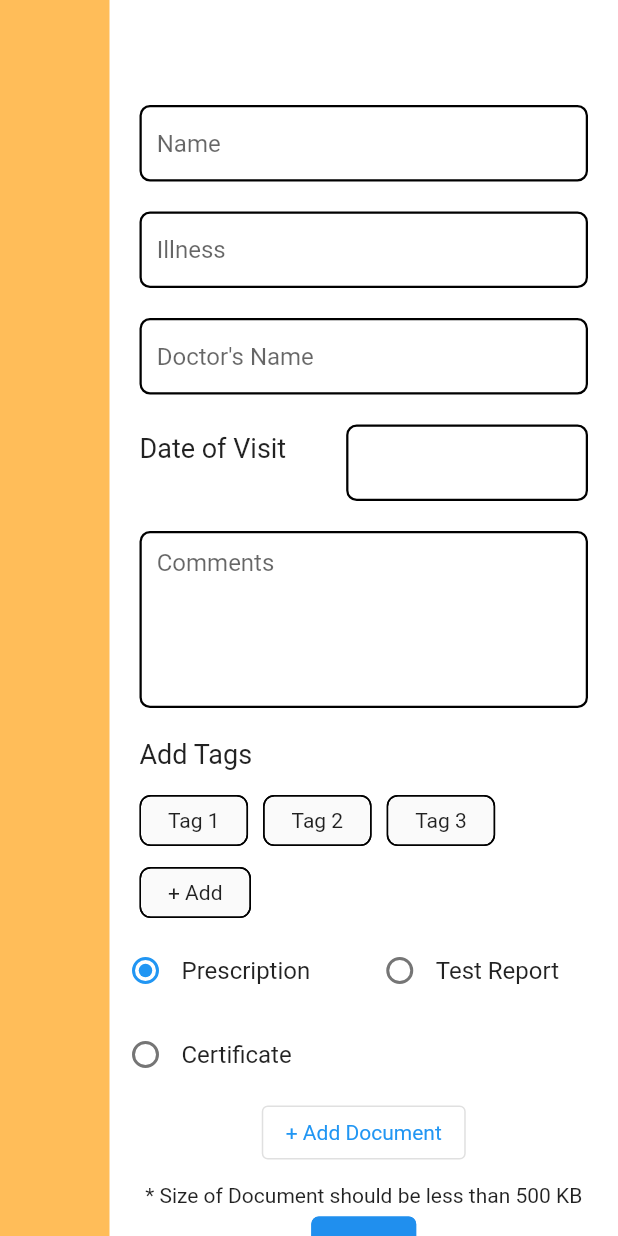
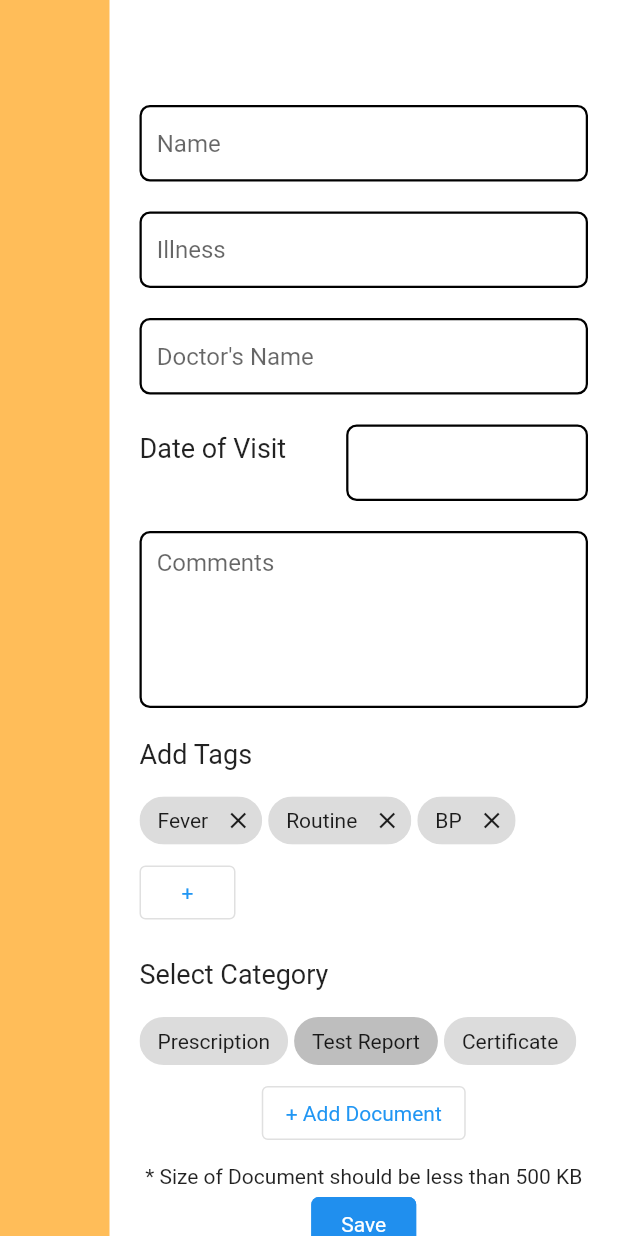
Before and after one commit to ameyathakur/cubic, a Flutter app: the AddDocument screen opened directly, on a phone screen of 412 x 824 dp. Run offline on Flutter 3.47's test engine with Material 2 defaults, Android fonts, the light colour scheme and no system bars; our stand-ins replace cloud_firestore, dropdown_button2, firebase_auth, firebase_core, image_picker, intl_phone_field and 1 more; missing offline and left inert: amplify_api, amplify_core, amplify_flutter, flutter_genius_scan, razorpay_flutter; accounts and stored records are empty.

Commit message:
Add Document Form

```diff
--- /dev/null
+++ b/lib/Custom Models/Document.dart
@@ -0,0 +1,21 @@
+class Document{
+  String name, illness, doctor, dov, comments, category, documentUrl, ocr;
+  List<String> tags = [];
+
+  Document(this.name, this.illness, this.doctor, this.dov, this.comments,
+      this.category, this.documentUrl, this.ocr, this.tags);
+
+  Map<String,dynamic> toMap(){
+    return {
+      'name' : name,
+      'illness' : illness,
+      'doctor' : doctor,
+      'date of visit' : dov,
+      'comments' : comments,
+      'category' : category,
+      'documentUrl' : documentUrl,
+      'ocr' : ocr,
+      'tags' : tags,
+    };
+  }
+}
--- a/lib/UI/AddDocument.dart
+++ b/lib/UI/AddDocument.dart
@@ -1,6 +1,9 @@
 import 'dart:io';
 
+import 'package:cloud_firestore/cloud_firestore.dart';
+import 'package:cubic/Custom%20Models/Document.dart';
 import 'package:cubic/Widgets/Button.dart';
+import 'package:firebase_core/firebase_core.dart';
 import 'package:flutter/cupertino.dart';
 
 import 'package:flutter/material.dart';
@@ -22,8 +25,19 @@ class AddDocument extends StatefulWidget {
 
 class _AddDocumentState extends State<AddDocument> {
   List<File> imageList = [];
+  int? _value = 1;
+  List<String> chips = ['Fever', 'Routine', 'BP'];
+  TextEditingController nameController = TextEditingController();
+  TextEditingController illnessController = TextEditingController();
+  TextEditingController doctorController = TextEditingController();
+  TextEditingController dobController = TextEditingController();
+  TextEditingController commentsController = TextEditingController();
+  TextEditingController tagController = TextEditingController();
+  List<String> categories = ['Prescription', 'Test Report', 'Certificate'];
+
   @override
   Widget build(BuildContext context) {
+    Firebase.initializeApp();
     return Scaffold(
       resizeToAvoidBottomInset: false,
       backgroundColor: Colors.white,
@@ -48,7 +62,7 @@ class _AddDocumentState extends State<AddDocument> {
                             borderRadius: BorderRadius.circular(7)),
                         child: Center(
                           child: TextField(
-                            showCursor: false,
+                            controller: nameController,
                             decoration: InputDecoration(
                                 contentPadding: EdgeInsets.only(left: 10.0),
                                 hintText: 'Name',
@@ -64,7 +78,7 @@ class _AddDocumentState extends State<AddDocument> {
                             borderRadius: BorderRadius.circular(7)),
                         child: Center(
                           child: TextField(
-                            showCursor: false,
+                            controller: illnessController,
                             decoration: InputDecoration(
                                 contentPadding: EdgeInsets.only(left: 10.0),
                                 hintText: 'Illness',
@@ -80,7 +94,7 @@ class _AddDocumentState extends State<AddDocument> {
                             borderRadius: BorderRadius.circular(7)),
                         child: Center(
                           child: TextField(
-                            showCursor: false,
+                            controller: doctorController,
                             decoration: InputDecoration(
                                 contentPadding: EdgeInsets.only(left: 10.0),
                                 hintText: "Doctor's Name",
@@ -108,7 +122,7 @@ class _AddDocumentState extends State<AddDocument> {
                                   borderRadius: BorderRadius.circular(7)),
                               child: Center(
                                 child: TextField(
-                                  showCursor: false,
+                                    controller: dobController,
                                     decoration: InputDecoration(
                                         contentPadding:
                                             EdgeInsets.only(left: 10.0),
@@ -117,13 +131,18 @@ class _AddDocumentState extends State<AddDocument> {
                                       showDatePicker(
                                         context: context,
                                         initialDate: DateTime.now(),
-                                      firstDate: DateTime(2019, 1),
-                                      lastDate: DateTime(20212, 12),
+                                        firstDate: DateTime(1900, 1),
+                                        lastDate: DateTime.now(),
                                       ).then((pickedDate) {
-                                      //do whatever you want
+                                        setState(() {
+                                          var date = DateTime.parse(
+                                              pickedDate.toString());
+                                          var formattedDate =
+                                              "${date.day}-${date.month}-${date.year}";
+                                          dobController.text = formattedDate;
                                         });
-                                  },
-                                ),
+                                      });
+                                    }),
                               )),
                         )
                       ],
@@ -137,9 +156,9 @@ class _AddDocumentState extends State<AddDocument> {
                             borderRadius: BorderRadius.circular(7)),
                         child: Center(
                           child: TextField(
+                            controller: commentsController,
                             keyboardType: TextInputType.multiline,
                             maxLines: 5,
-                            showCursor: false,
                             decoration: InputDecoration(
                                 contentPadding: EdgeInsets.all(10.0),
                                 hintText: 'Comments',
@@ -156,104 +175,127 @@ class _AddDocumentState extends State<AddDocument> {
                             style: TextStyle(fontSize: 18),
                           ),
                         )),
-                    Row(
-                      children: [
-                        Padding(
-                          padding: EdgeInsets.only(left: 20.0),
-                          child: Chip(
-                            padding: EdgeInsets.only(left: 10, right: 10),
-                            shape: RoundedRectangleBorder(
-                                borderRadius:
-                                    BorderRadius.all(Radius.circular(7.5)),
-                                side: BorderSide()),
-                            label: Text('$chip1'),
-                            backgroundColor: const Color(0xFFFFFFF),
-                          ),
-                        ),
-                        Padding(
-                          padding: EdgeInsets.only(left: 10.0),
-                          child: Chip(
-                            padding: EdgeInsets.only(left: 10, right: 10),
-                            shape: RoundedRectangleBorder(
-                                borderRadius:
-                                    BorderRadius.all(Radius.circular(7.5)),
-                                side: BorderSide()),
-                            label: Text('$chip2'),
-                            backgroundColor: const Color(0xFFFFFFF),
-                          ),
-                        ),
-                        Padding(
-                          padding: EdgeInsets.only(left: 10.0),
-                          child: Chip(
-                            padding: EdgeInsets.only(left: 10, right: 10),
-                            shape: RoundedRectangleBorder(
-                                borderRadius:
-                                    BorderRadius.all(Radius.circular(7.5)),
-                                side: BorderSide()),
-                            label: Text('$chip3'),
-                            backgroundColor: const Color(0xFFFFFFF),
-                          ),
+                    MediaQuery.removePadding(
+                      removeTop: true,
+                      context: context,
+                      child: ListView(
+                        padding: EdgeInsets.only(left: 20),
+                        primary: true,
+                        shrinkWrap: true,
+                        children: <Widget>[
+                          Wrap(
+                            spacing: 4.0,
+                            runSpacing: 0.0,
+                            children: List<Widget>.generate(
+                                chips
+                                    .length, // place the length of the array here
+                                (int index) {
+                              return Chip(
+                                deleteIcon: Icon(Icons.close),
+                                onDeleted: () {
+                                  setState(() {
+                                    chips.removeAt(index);
+                                  });
+                                },
+                                label: Text(chips[index]),
+                              );
+                            }).toList(),
                           ),
                         ],
+                      ),
                     ),
                     Align(
                         alignment: Alignment.centerLeft,
                         child: Padding(
                             padding: EdgeInsets.only(left: 20.0),
-                          child: Chip(
-                            padding: EdgeInsets.only(left: 10, right: 10),
-                            shape: RoundedRectangleBorder(
+                            child: OutlinedButton(
+                              onPressed: () {
+                                showDialog(
+                                    context: context,
+                                    builder: (context) => AlertDialog(
+                                          title: Text('Add Tag'),
+                                          content: Column(
+                                            mainAxisSize: MainAxisSize.min,
+                                            children: [
+                                              Container(
+                                                  margin: EdgeInsets.only(
+                                                      left: 20,
+                                                      right: 20,
+                                                      top: 20),
+                                                  width: double.infinity,
+                                                  decoration: BoxDecoration(
+                                                      color: Colors.white,
+                                                      border: Border.all(
+                                                          color: Colors.black,
+                                                          width: 1.5),
                                                       borderRadius:
-                                    BorderRadius.all(Radius.circular(7.5)),
-                                side: BorderSide()),
-                            label: Text('+ Add'),
-                            backgroundColor: const Color(0xFFFFFFF),
+                                                          BorderRadius.circular(
+                                                              7)),
+                                                  child: Center(
+                                                    child: TextField(
+                                                      controller: tagController,
+                                                      decoration: InputDecoration(
+                                                          contentPadding:
+                                                              EdgeInsets.only(
+                                                                  left: 10.0),
+                                                          hintText:
+                                                              'Name of the tag',
+                                                          border:
+                                                              InputBorder.none),
                                                     ),
                                                   )),
-                    Row(
-                      children: [
-                        Expanded(
-                          child: ListTile(
-                              contentPadding: EdgeInsets.all(0),
-                              title: Row(
-                                children: [
-                                  Radio<members>(
-                                    value: members.Prescription,
-                                    groupValue: m,
-                                    onChanged: (members? value) {},
-                                  ),
-                                  const Text('Prescription'),
-                                ],
-                              )),
-                        ),
-                        Expanded(
-                          child: ListTile(
-                              contentPadding: EdgeInsets.all(0),
-                              title: Row(
-                                children: [
-                                  Radio<members>(
-                                    value: members.Test_Report,
-                                    groupValue: m,
-                                    onChanged: (members? value) {},
-                                  ),
-                                  const Text('Test Report'),
-                                ],
-                              )),
-                        ),
+                                              Padding(
+                                                  padding: EdgeInsets.all(20),
+                                                  child: Button(
+                                                      text: 'Add Tag',
+                                                      onPress: () {
+                                                        setState(() {
+                                                          chips.add(tagController.text);
+                                                        });
+                                                        Navigator.of(context,
+                                                            rootNavigator: true)
+                                                            .pop();
+                                                      },
+                                                      color: const Color(
+                                                          0XFF208FEE),
+                                                      borderColor: const Color(
+                                                          0XFF208FEE),
+                                                      textColor: Colors.white))
                                             ],
                                           ),
-                    ListTile(
-                        contentPadding: EdgeInsets.all(0),
-                        title: Row(
-                          children: [
-                            Radio<members>(
-                              value: members.Certificate,
-                              groupValue: m,
-                              onChanged: (members? value) {},
+                                        ));
+                              },
+                              child: Text('+'),
+                            ))),
+                    Align(
+                        alignment: Alignment.centerLeft,
+                        child: Padding(
+                          padding: EdgeInsets.only(
+                              left: 20.0, right: 20.0, top: 20.0, bottom: 10.0),
+                          child: Text(
+                            'Select Category',
+                            style: TextStyle(fontSize: 18),
                           ),
-                            const Text('Certificate'),
-                          ],
                         )),
+              Align(
+                alignment: Alignment.centerLeft,
+                child: Padding(padding: EdgeInsets.only(left:20),child:
+                Wrap(
+                    spacing: 4.0,
+                children: List.generate(
+                  categories.length,
+                      (int index) {
+                    return ChoiceChip(
+                      label: Text(categories[index]),
+                      selected: _value == index,
+                      onSelected: (bool selected) {
+                        setState(() {
+                          _value = selected ? index : null;
+                        });
+                      },
+                    );
+                  },
+                ).toList())),),
 
                     (imageList.length != 0)
                         ? Padding(
@@ -307,14 +349,16 @@ class _AddDocumentState extends State<AddDocument> {
                                   mainAxisSize: MainAxisSize.max,
                                   mainAxisAlignment: MainAxisAlignment.center,
                                   children: [
-                                    Padding(padding: EdgeInsets.all(10), child:
-                                    Button(
+                                    Padding(
+                                      padding: EdgeInsets.all(10),
+                                      child: Button(
                                         text: 'Import',
                                         onPress: () async {
                                           Navigator.of(context,
                                                   rootNavigator: true)
                                               .pop();
-                                        ImagePicker imagePicker = ImagePicker();
+                                          ImagePicker imagePicker =
+                                              ImagePicker();
                                           XFile? ximage =
                                               await imagePicker.pickImage(
                                                   source: ImageSource.gallery);
@@ -323,47 +367,54 @@ class _AddDocumentState extends State<AddDocument> {
 
                                           if (image != null) {
                                             setState(() {
-
                                               imageList.add(image);
-
                                             });
                                           }
                                           print("Image List Length:" +
                                               imageList!.length.toString());
-
                                         },
                                         borderColor: new Color(0xFF208FEE),
                                         textColor: Colors.white,
                                         color: new Color(0xFF208FEE),
-                                    ),),
-                                    Padding(padding: EdgeInsets.all(10), child:
-                                    Button(
+                                      ),
+                                    ),
+                                    Padding(
+                                      padding: EdgeInsets.all(10),
+                                      child: Button(
                                         text: 'Scan',
                                         onPress: () async {
                                           Navigator.of(context,
                                                   rootNavigator: true)
                                               .pop();
 
-                                        FlutterGeniusScan.scanWithConfiguration({'source': 'camera',
-                                          'multiPage': true,})
-                                            .then((result) {
-                                              for(int i=0; i<result.length; i++) {
-                                                String imageUrl = result['scans'][i]['enhancedUrl'];
-                                                File file = new File(
-                                                    imageUrl.replaceAll(
-                                                        'file://', ''));
+                                          FlutterGeniusScan
+                                              .scanWithConfiguration({
+                                            'source': 'camera',
+                                            'multiPage': true,
+                                          }).then(
+                                            (result) {
+                                              for (int i = 0;
+                                                  i < result.length;
+                                                  i++) {
+                                                String imageUrl =
+                                                    result['scans'][i]
+                                                        ['enhancedUrl'];
+                                                File file = new File(imageUrl
+                                                    .replaceAll('file://', ''));
                                                 setState(() {
                                                   imageList.add(file);
                                                 });
                                               }
-                                              print('iuy ' + imageList.toString());
+                                              print('iuy ' +
+                                                  imageList.toString());
                                             },
                                           );
                                         },
                                         borderColor: new Color(0xFF208FEE),
                                         textColor: Colors.white,
                                         color: new Color(0xFF208FEE),
-                                    ),)
+                                      ),
+                                    )
                                   ],
                                 )));
                       },
@@ -377,7 +428,37 @@ class _AddDocumentState extends State<AddDocument> {
 
                     Button(
                         text: 'Save',
-                        onPress: () {},
+                        onPress: () {
+                          String category='';
+                          switch(_value){
+                            case 1:
+                              {
+                                category = 'Prescription';
+                              }
+                              break;
+
+                            case 2:
+                              {
+                                category = 'Test Report';
+                              }
+                              break;
+                            case 3:
+                              {
+                                category = 'Certificate';
+                              }
+                              break;
+
+                          }
+
+
+                          Document document = new Document(nameController.text, illnessController.text, doctorController.text, dobController.text, commentsController.text, category, 'documentUrl', "ocr", chips);
+
+                          CollectionReference reference = FirebaseFirestore.instance.collection('Users');
+                          DateTime currentPhoneDate = DateTime. now();
+                          Timestamp time = Timestamp.fromDate(currentPhoneDate);
+                          reference.doc('64hhzztX4pqgPkdHg51N').collection('Documents').doc(time.toString()).set(document.toMap());
+
+                        },
                         color: const Color(0XFF208FEE),
                         borderColor: const Color(0XFF208FEE),
                         textColor: Colors.white)
--- a/lib/main.dart
+++ b/lib/main.dart
@@ -1,3 +1,4 @@
+import 'package:cubic/UI/AddDocument.dart';
 import 'package:flutter/material.dart';
 
 import 'UI/SplashScreen.dart';
@@ -13,7 +14,7 @@ class MyApp extends StatelessWidget {
   @override
   Widget build(BuildContext context) {
     return MaterialApp(
-      home: new SplashScreen(),
+      home: new AddDocument(),
     );
   }
 }
```
Lines whose indentation alone changed are shown as unchanged.
